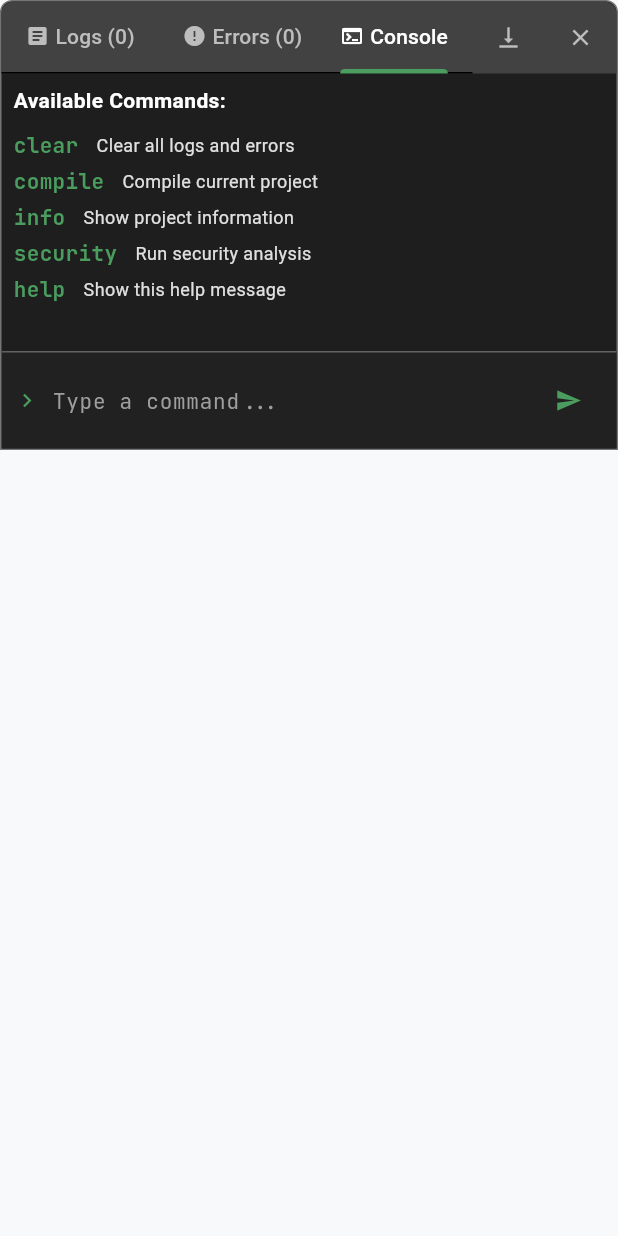
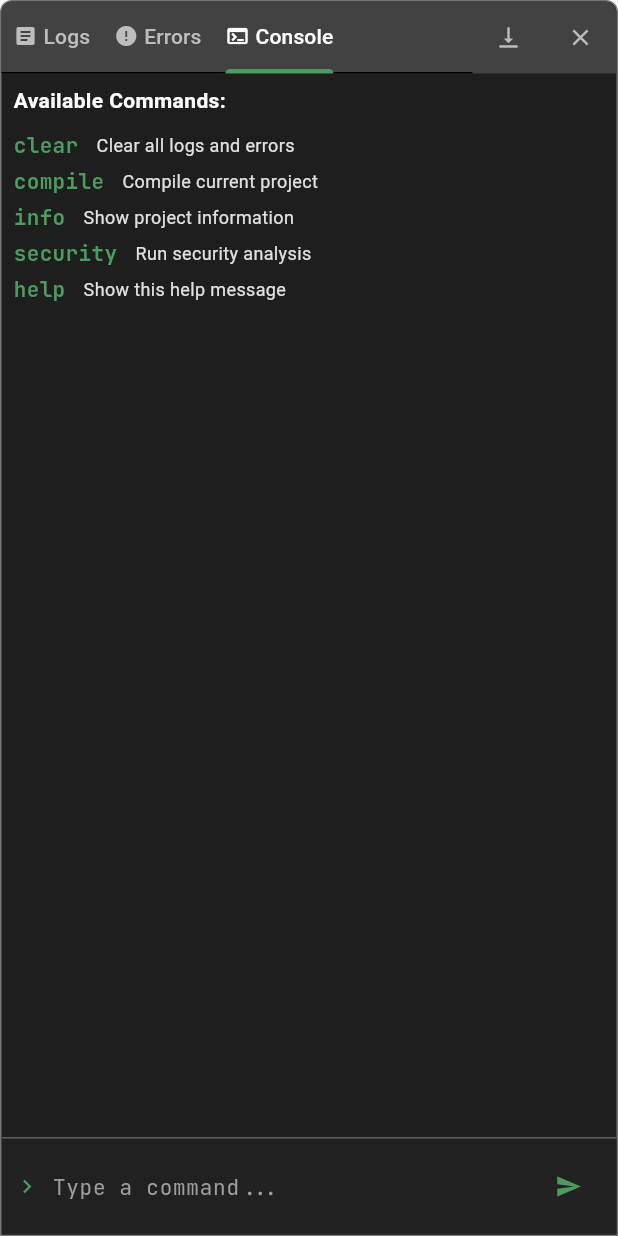
Before and after one commit to TangoSplicer/sprout-app, a Flutter app: the DebugConsole widget shown alone on an empty page, opened directly with empty values, tab 3 chosen, on a phone screen of 412 x 824 dp. Run offline on Flutter 3.47's test engine with Material 3 defaults, Android fonts, the phone set to English and light mode, and no system bars; our stand-ins replace flutter_highlight, flutter_secure_storage, local_auth, permission_handler, qr_flutter and 2 more; missing offline and left inert: dart:ffi, encrypt, local_auth_android, local_auth_darwin, pointycastle; accounts and stored records are empty.

Commit message:
fix: package Rust compiler and constrain terminal layout

```diff
--- a/sprout_app_flutter/lib/widgets/debug_console.dart
+++ b/sprout_app_flutter/lib/widgets/debug_console.dart
@@ -91,7 +91,6 @@ class _DebugConsoleState extends State<DebugConsole>
   @override
   Widget build(BuildContext context) {
     return Container(
-      height: 300,
       decoration: BoxDecoration(
         color: const Color(0xFF1E1E1E),
         borderRadius: const BorderRadius.vertical(top: Radius.circular(8)),
@@ -126,6 +125,9 @@ class _DebugConsoleState extends State<DebugConsole>
           Expanded(
             child: TabBar(
               controller: _tabController,
+              isScrollable: true,
+              tabAlignment: TabAlignment.start,
+              labelPadding: const EdgeInsets.symmetric(horizontal: 8),
               indicatorColor: const Color(0xFF4A9D5E),
               labelColor: Colors.white,
               unselectedLabelColor: Colors.grey.shade400,
@@ -136,7 +138,7 @@ class _DebugConsoleState extends State<DebugConsole>
                     children: [
                       const Icon(Icons.article, size: 16),
                       const SizedBox(width: 4),
-                      Text('Logs (${widget.logs.length})'),
+                      const Text('Logs'),
                     ],
                   ),
                 ),
@@ -150,7 +152,7 @@ class _DebugConsoleState extends State<DebugConsole>
                         color: widget.errors.isNotEmpty ? Colors.red : null,
                       ),
                       const SizedBox(width: 4),
-                      Text('Errors (${widget.errors.length})'),
+                      const Text('Errors'),
                     ],
                   ),
                 ),
```
Also changed, not shown: sprout_app_flutter/lib/screens/editor_screen.dart (+11 -4 lines), 1 other file.
